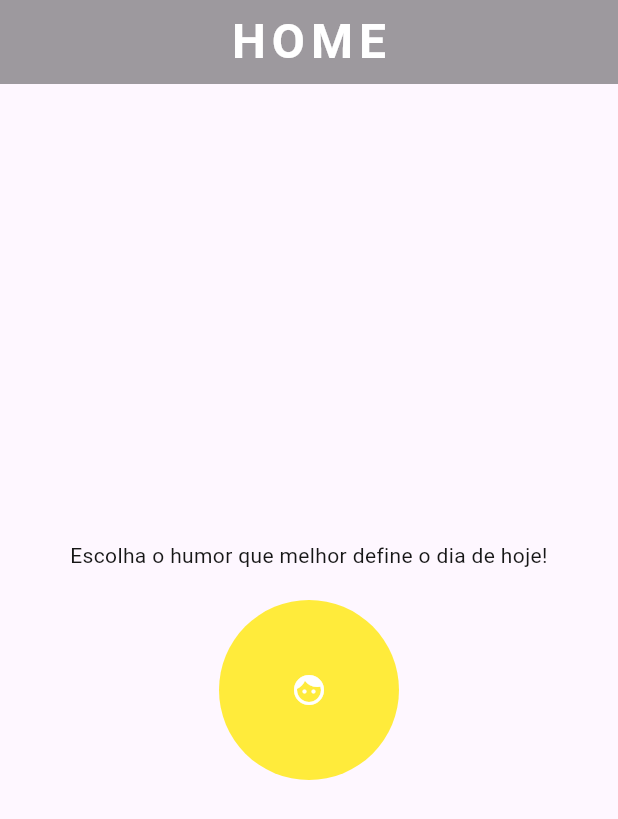
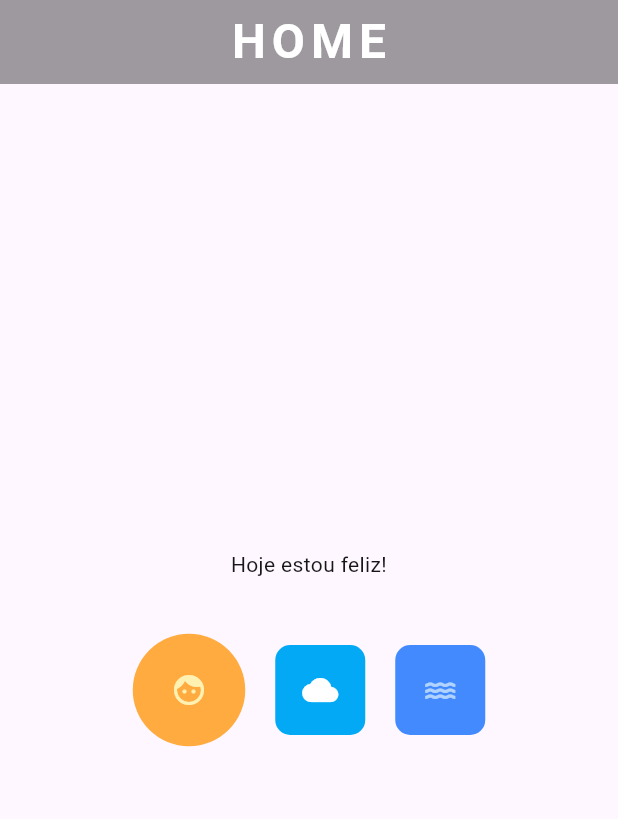
Before and after one commit to trvzera/MoodApp, a Flutter app: the screen it shows after launch, after a tap on the "face" icon, on a phone screen of 412 x 824 dp. Shown: the top 819 px of the screen. Run offline on Flutter 3.47's test engine with Material 3 defaults, Android fonts, the phone set to English and light mode, and no system bars; our stand-ins replace device_preview.

Commit message:
Ajuste nas animações e criação de dois novos botões: Tranquilo e Triste. Além de ajuste no SetState para o texto do app

```diff
--- a/moodapp/lib/pages/telaHome.dart
+++ b/moodapp/lib/pages/telaHome.dart
@@ -9,6 +9,7 @@ class _TelaHomeState extends State<TelaHome> {
   bool feliz = false;
   bool tranquilo = false;
   bool triste = false;
+  String mensagem = "Escolha o humor que melhor define o dia de hoje!";
   @override
   Widget build(BuildContext context) {
     return Scaffold(
@@ -29,7 +30,7 @@ class _TelaHomeState extends State<TelaHome> {
           padding: EdgeInsets.all(16),
           child: Column(mainAxisAlignment: MainAxisAlignment.center, children: [
             Text(
-              "Escolha o humor que melhor define o dia de hoje!",
+              mensagem,
               textAlign: TextAlign.center,
               style: TextStyle(
                 fontSize: 14,
@@ -38,24 +39,107 @@ class _TelaHomeState extends State<TelaHome> {
               ),
             ),
             const SizedBox(height: 20),
+            Padding(
+              padding: EdgeInsets.all(16),
+              child:
                   Row(mainAxisAlignment: MainAxisAlignment.center, children: [
                 GestureDetector(
                   onTap: () {
                     setState(() {
                       feliz = !feliz;
+                      if (triste) {
+                        triste = false;
+                      }
+                      if (tranquilo) {
+                        tranquilo = false;
+                      }
+                      if (feliz) {
+                        mensagem = "Hoje estou feliz!";
+                      } else {
+                        mensagem =
+                            "Escolha o humor que melhor define o dia de hoje!";
+                      }
                     });
                   },
                   child: AnimatedContainer(
                     duration: const Duration(seconds: 1),
-                  width: feliz ? 120 : 60,
-                  height: feliz ? 120 : 60,
+                    width: feliz ? 75 : 60,
+                    height: feliz ? 75 : 60,
                     decoration: BoxDecoration(
-                      color: feliz ? Colors.yellow : Colors.orange,
+                        color: feliz ? Colors.orangeAccent : Colors.orange,
                         borderRadius: BorderRadius.circular(feliz ? 100 : 10)),
-                  child: Icon(Icons.face, color: Colors.white),
+                    child: Icon(Icons.face,
+                        color: const Color.fromARGB(255, 255, 241, 178)),
                   ),
                 ),
-            ])
+                const SizedBox(width: 20),
+                GestureDetector(
+                  onTap: () {
+                    setState(() {
+                      tranquilo = !tranquilo;
+                      if (triste) {
+                        triste = false;
+                      }
+                      if (feliz) {
+                        feliz = false;
+                      }
+                      if (tranquilo) {
+                        mensagem = "Hoje estou tranquilo!";
+                      } else {
+                        mensagem =
+                            "Escolha o humor que melhor define o dia de hoje!";
+                      }
+                    });
+                  },
+                  child: AnimatedOpacity(
+                    opacity: tranquilo ? 0.5 : 1,
+                    duration: const Duration(seconds: 1),
+                    child: AnimatedContainer(
+                        duration: const Duration(seconds: 1),
+                        width: tranquilo ? 90 : 60,
+                        height: tranquilo ? 50 : 60,
+                        decoration: BoxDecoration(
+                          color: tranquilo
+                              ? Colors.lightBlueAccent
+                              : Colors.lightBlue,
+                          borderRadius:
+                              BorderRadius.circular(tranquilo ? 30 : 10),
+                        ),
+                        child: Icon(Icons.cloud, color: Colors.white)),
+                  ),
+                ),
+                const SizedBox(width: 20),
+                GestureDetector(
+                  onTap: () {
+                    setState(() {
+                      triste = !triste;
+                      if (feliz) {
+                        feliz = false;
+                      }
+                      if (tranquilo) {
+                        tranquilo = false;
+                      }
+                      if (triste) {
+                        mensagem = "Hoje estou triste!";
+                      } else {
+                        mensagem =
+                            "Escolha o humor que melhor define o dia de hoje!";
+                      }
+                    });
+                  },
+                  child: AnimatedContainer(
+                    duration: const Duration(seconds: 1),
+                    width: triste ? 50 : 60,
+                    height: triste ? 50 : 60,
+                    decoration: BoxDecoration(
+                        color: triste ? Colors.blue : Colors.blueAccent,
+                        borderRadius: BorderRadius.circular(triste ? 0 : 10)),
+                    child: Icon(Icons.water,
+                        color: const Color.fromARGB(255, 177, 211, 255)),
+                  ),
+                ),
+              ]),
+            ),
           ]),
         ),
       ),
```
Also changed, not shown: 1 other file. Lines whose indentation alone changed are shown as unchanged.
